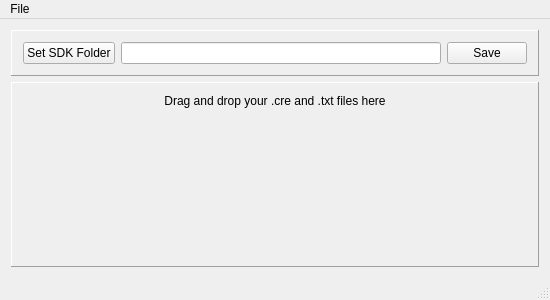
huellif/CenRepConverter, file mainwindow.ui: the form before one commit.
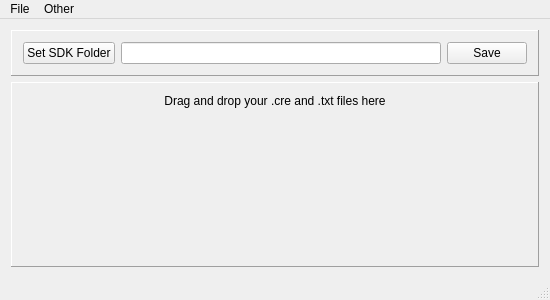
The form after the commit.

```diff
--- a/mainwindow.ui
+++ b/mainwindow.ui
@@ -120,7 +120,7 @@
     <rect>
      <x>0</x>
      <y>0</y>
-     <width>969</width>
+     <width>550</width>
      <height>21</height>
     </rect>
    </property>
@@ -138,7 +138,15 @@
     <addaction name="menuConvert"/>
     <addaction name="actionExit"/>
    </widget>
+   <widget class="QMenu" name="menuOther">
+    <property name="title">
+     <string>Other</string>
+    </property>
+    <addaction name="actionDonate"/>
+    <addaction name="actionAbout"/>
+   </widget>
    <addaction name="menuFile"/>
+   <addaction name="menuOther"/>
   </widget>
   <widget class="QStatusBar" name="output"/>
   <action name="actionExit">
```
Left out of the diff: 10 changed lines with no effect on the pictures.
